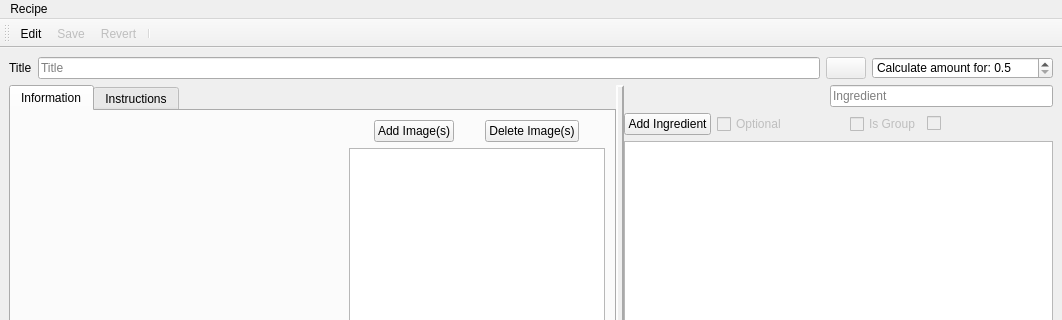
Above: src/qisit/qt/recipewindow/ui/recipe.ui from mnowiasz/qisit before the change; both pictures show x 0 to 1062 and y 0 to 320 of the 1062 by 973 pixel window. Below: the same form after it.
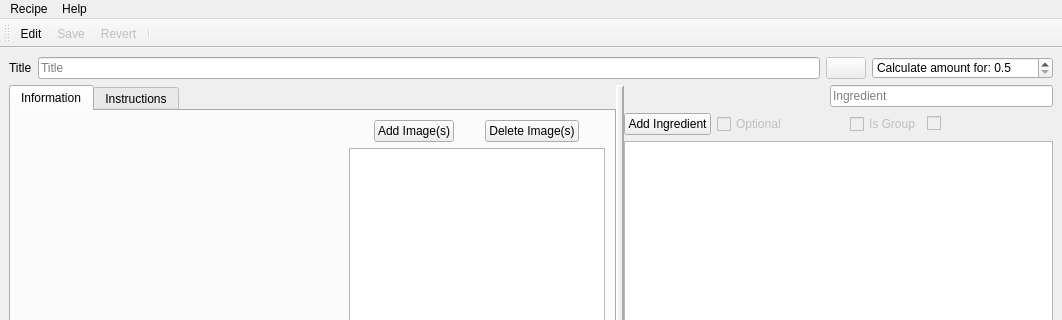
That is the form after the change. Icons and pictures are not drawn. Custom widgets are drawn as their Qt base class.

Diff of the .ui file:
```diff
--- a/src/qisit/qt/recipewindow/ui/recipe.ui
+++ b/src/qisit/qt/recipewindow/ui/recipe.ui
@@ -1115,7 +1115,13 @@
     <addaction name="actionSave"/>
     <addaction name="actionRevert"/>
    </widget>
+   <widget class="QMenu" name="menuHelp">
+    <property name="title">
+     <string>Help</string>
+    </property>
+   </widget>
    <addaction name="menuRecipe"/>
+   <addaction name="menuHelp"/>
   </widget>
   <widget class="QStatusBar" name="statusbar"/>
   <widget class="QToolBar" name="toolBar">
```
